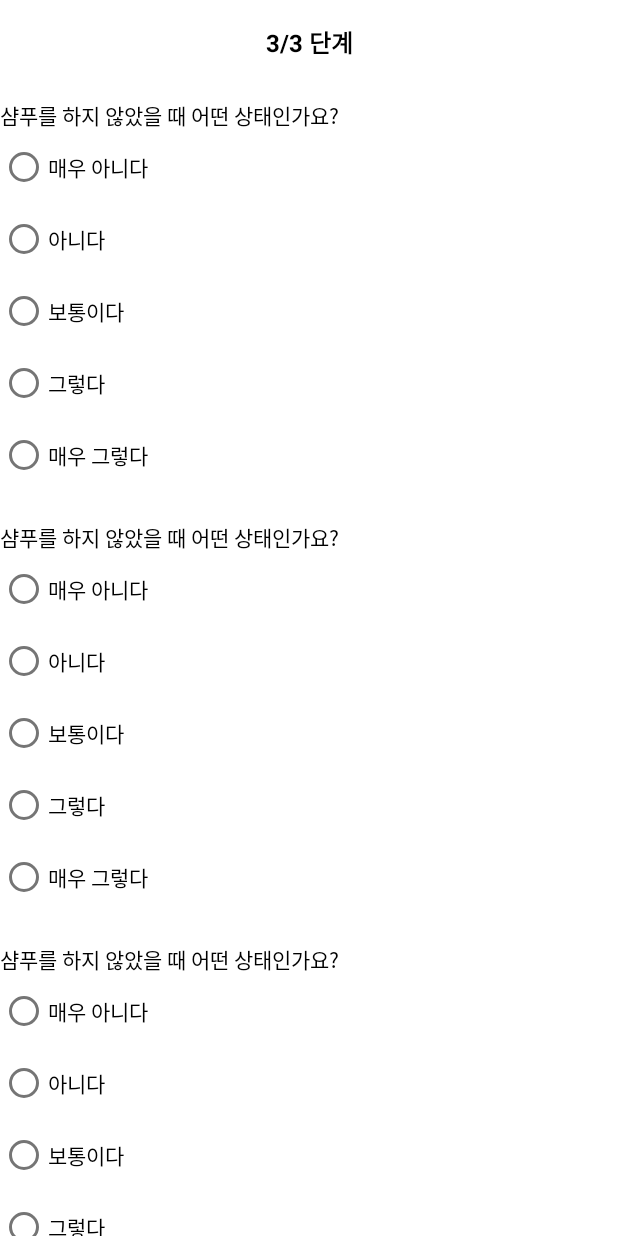
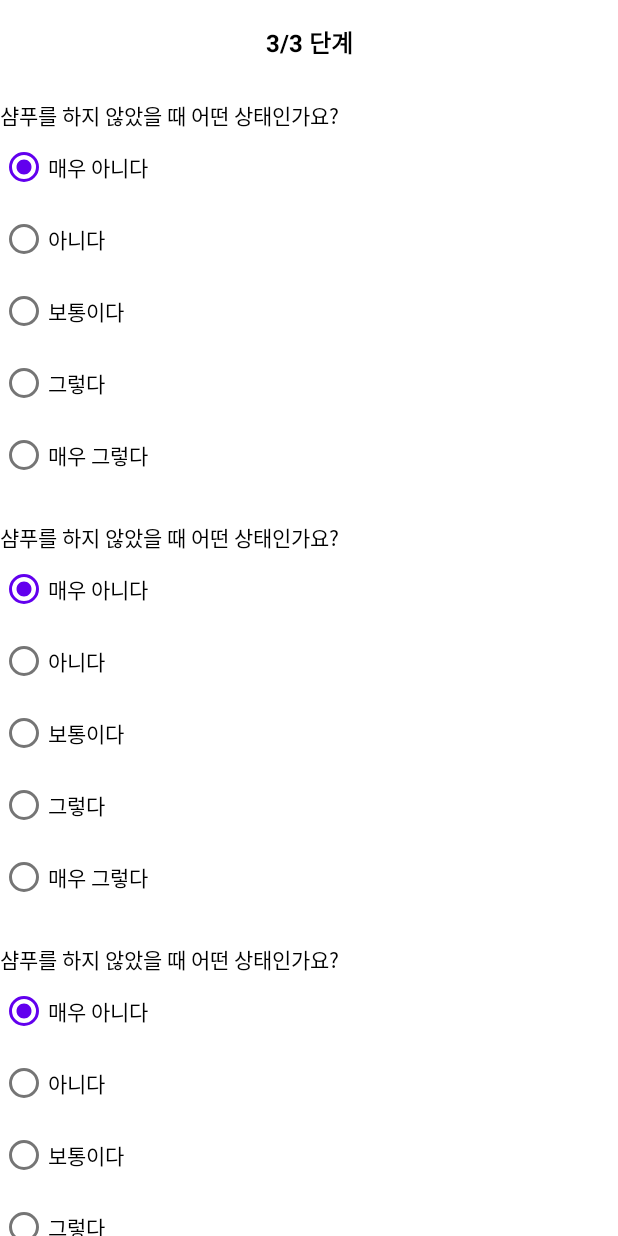
Before and after one commit to Kim-Ju-Yeop/LillyCover, an Android app: the layout activity_survey.xml on its own in the app's theme, with its tools: preview values and no code run, on a phone screen of 412 x 824 dp. Run offline under Robolectric (Android 15) with nearby library versions, the phone set to English and light mode, and no system bars; network calls fail.

Commit message:
[ADD] SurveyItem RecyclerView 구현

```diff
--- a/app/src/main/java/com/lillycover/hair/view/activity/SurveyActivity.kt
+++ b/app/src/main/java/com/lillycover/hair/view/activity/SurveyActivity.kt
@@ -16,7 +16,7 @@ class SurveyActivity : BaseActivity<ActivitySurveyBinding, SurveyViewModel>() {
     override fun observerViewModel() {
         with(mViewModel) {
             surveyRepositoryImpl.onSuccessEvent.observe(this@SurveyActivity, Observer {
-
+                setSurveyItemList(it)
             })
             surveyRepositoryImpl.onErrorEvent.observe(this@SurveyActivity, Observer {
                 onBackPressed()
--- a/app/src/main/res/layout/activity_survey.xml
+++ b/app/src/main/res/layout/activity_survey.xml
@@ -33,7 +33,7 @@
         <androidx.recyclerview.widget.RecyclerView
             android:layout_width="match_parent"
             android:layout_height="match_parent"
-            app:layoutManager="androidx.recyclerview.widget.LinearLayoutManager"
+            app:item="@{viewModel.surveyItemList}"
             tools:listitem="@layout/item_survey" />
 
     </LinearLayout>
--- a/app/src/main/res/layout/item_survey.xml
+++ b/app/src/main/res/layout/item_survey.xml
@@ -5,6 +5,7 @@
     xmlns:tools="http://schemas.android.com/tools">
 
     <data>
+        <import type="android.view.View" />
         <variable
             name="viewModel"
             type="com.lillycover.hair.viewmodel.recyclerview.SurveyItemViewModel" />
@@ -20,37 +21,50 @@
         <TextView
             android:layout_width="wrap_content"
             android:layout_height="wrap_content"
+            android:text="@={viewModel.questionText}"
             android:textSize="14sp"
             android:textColor="@color/black"
             tools:text="샴푸를 하지 않았을 때 어떤 상태인가요?" />
 
         <RadioGroup
             android:layout_width="wrap_content"
-            android:layout_height="wrap_content">
+            android:layout_height="wrap_content"
+            android:checkedButton="@id/first_button">
 
             <RadioButton
+                android:id="@+id/first_button"
                 android:layout_width="wrap_content"
                 android:layout_height="wrap_content"
+                android:text="@={viewModel.item1Text}"
+                android:visibility="@{viewModel.item1Text.empty ? View.GONE : View.VISIBLE}"
                 tools:text="매우 아니다" />
 
             <RadioButton
                 android:layout_width="wrap_content"
                 android:layout_height="wrap_content"
+                android:text="@={viewModel.item2Text}"
+                android:visibility="@{viewModel.item2Text.empty ? View.GONE : View.VISIBLE}"
                 tools:text="아니다" />
 
             <RadioButton
                 android:layout_width="wrap_content"
                 android:layout_height="wrap_content"
+                android:text="@={viewModel.item3Text}"
+                android:visibility="@{viewModel.item3Text.empty ? View.GONE : View.VISIBLE}"
                 tools:text="보통이다" />
 
             <RadioButton
                 android:layout_width="wrap_content"
                 android:layout_height="wrap_content"
+                android:text="@={viewModel.item4Text}"
+                android:visibility="@{viewModel.item4Text.empty ? View.GONE : View.VISIBLE}"
                 tools:text="그렇다" />
 
             <RadioButton
                 android:layout_width="wrap_content"
                 android:layout_height="wrap_content"
+                android:text="@={viewModel.item5Text}"
+                android:visibility="@{viewModel.item5Text.empty ? View.GONE : View.VISIBLE}"
                 tools:text="매우 그렇다" />
         </RadioGroup>
 
```
Also changed, not shown: app/src/main/java/com/lillycover/hair/viewmodel/activity/SurveyViewModel.kt (+14 -3 lines), app/src/main/java/com/lillycover/hair/viewmodel/recyclerview/SurveyItemViewModel.kt (+23 -1 lines), app/src/main/java/com/lillycover/hair/widget/BindingAdapter.kt (added, +16 -0 lines).
